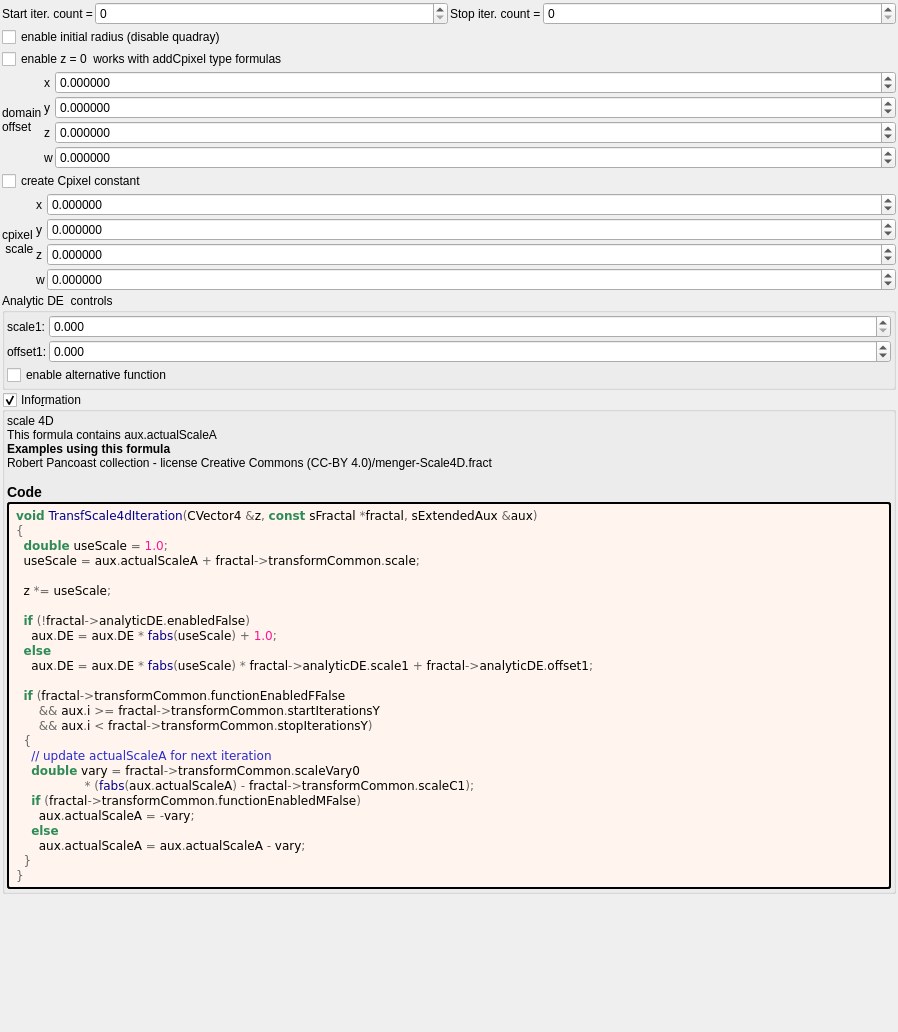
buddhi1980/mandelbulber2, file mandelbulber2/formula/ui/transf_initial4d.ui: the form before one commit.
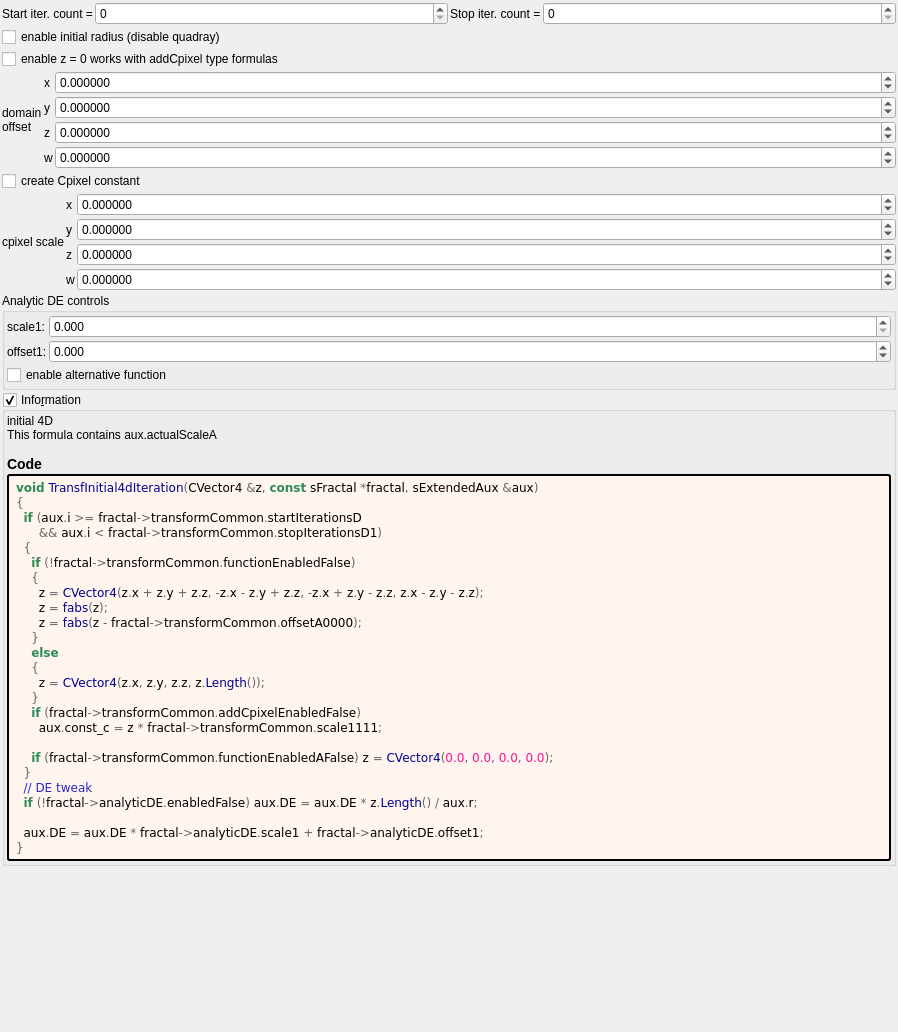
The form after the commit. Custom widgets are drawn as their Qt base class.

What changed in the file:
```diff
--- a/mandelbulber2/formula/ui/transf_initial4d.ui
+++ b/mandelbulber2/formula/ui/transf_initial4d.ui
@@ -98,7 +98,7 @@
    <item>
     <widget class="MyCheckBox" name="checkBox_transf_function_enabledA_false">
      <property name="text">
-      <string>enable z = 0  works with addCpixel type formulas</string>
+      <string>enable z = 0 works with addCpixel type formulas</string>
      </property>
     </widget>
    </item>
@@ -412,8 +412,7 @@
      <item row="1" column="0" rowspan="2">
       <widget class="QLabel" name="label_179">
        <property name="text">
-        <string>cpixel
- scale</string>
+        <string>cpixel scale</string>
        </property>
       </widget>
      </item>
@@ -422,7 +421,7 @@
    <item>
     <widget class="QGroupBox" name="groupBox_5">
      <property name="title">
-      <string>Analytic DE  controls</string>
+      <string>Analytic DE controls</string>
      </property>
      <layout class="QVBoxLayout" name="verticalLayout_8">
       <property name="leftMargin">
@@ -554,9 +553,9 @@
       <item>
        <widget class="QLabel" name="label_information_general">
         <property name="text">
-         <string notr="true">&lt;p&gt;scale 4D&lt;br&gt;This formula contains aux.actualScaleA&lt;/p&gt;&lt;table&gt;
+         <string notr="true">&lt;p&gt;initial 4D&lt;br&gt;This formula contains aux.actualScaleA&lt;/p&gt;&lt;table&gt;
 &lt;/table&gt;
-&lt;br&gt;&lt;b&gt;Examples using this formula&lt;/b&gt;&lt;br&gt;Robert Pancoast collection - license Creative Commons (CC-BY 4.0)/menger-Scale4D.fract&lt;h3&gt;Code&lt;/h3&gt;</string>
+&lt;h3&gt;Code&lt;/h3&gt;</string>
         </property>
         <property name="wordWrap">
          <bool>true</bool>
@@ -576,30 +575,30 @@
         </property>
         <property name="text">
          <string notr="true">&lt;body style=&quot;background-color:#fff5ee&quot;&gt;
-&lt;pre style=&quot;color:#000000; background-color:#fff5ee;  font-family:'Courier New',monospace;&quot;&gt;&lt;span style=&quot;color:#2e8b57; font-weight:bold&quot;&gt;void&lt;/span&gt; &lt;span style=&quot;color:#00008f&quot;&gt;TransfScale4dIteration&lt;/span&gt;&lt;span style=&quot;color:#676767&quot;&gt;(&lt;/span&gt;CVector4 &lt;span style=&quot;color:#676767&quot;&gt;&amp;amp;&lt;/span&gt;z&lt;span style=&quot;color:#676767&quot;&gt;,&lt;/span&gt; &lt;span style=&quot;color:#2e8b57; font-weight:bold&quot;&gt;const&lt;/span&gt; sFractal &lt;span style=&quot;color:#676767&quot;&gt;*&lt;/span&gt;fractal&lt;span style=&quot;color:#676767&quot;&gt;,&lt;/span&gt; sExtendedAux &lt;span style=&quot;color:#676767&quot;&gt;&amp;amp;&lt;/span&gt;aux&lt;span style=&quot;color:#676767&quot;&gt;)&lt;/span&gt;
+&lt;pre style=&quot;color:#000000; background-color:#fff5ee;  font-family:'Courier New',monospace;&quot;&gt;&lt;span style=&quot;color:#2e8b57; font-weight:bold&quot;&gt;void&lt;/span&gt; &lt;span style=&quot;color:#00008f&quot;&gt;TransfInitial4dIteration&lt;/span&gt;&lt;span style=&quot;color:#676767&quot;&gt;(&lt;/span&gt;CVector4 &lt;span style=&quot;color:#676767&quot;&gt;&amp;amp;&lt;/span&gt;z&lt;span style=&quot;color:#676767&quot;&gt;,&lt;/span&gt; &lt;span style=&quot;color:#2e8b57; font-weight:bold&quot;&gt;const&lt;/span&gt; sFractal &lt;span style=&quot;color:#676767&quot;&gt;*&lt;/span&gt;fractal&lt;span style=&quot;color:#676767&quot;&gt;,&lt;/span&gt; sExtendedAux &lt;span style=&quot;color:#676767&quot;&gt;&amp;amp;&lt;/span&gt;aux&lt;span style=&quot;color:#676767&quot;&gt;)&lt;/span&gt;
 &lt;span style=&quot;color:#676767&quot;&gt;{&lt;/span&gt;
-  &lt;span style=&quot;color:#2e8b57; font-weight:bold&quot;&gt;double&lt;/span&gt; useScale &lt;span style=&quot;color:#676767&quot;&gt;=&lt;/span&gt; &lt;span style=&quot;color:#ff1493&quot;&gt;1.0&lt;/span&gt;&lt;span style=&quot;color:#676767&quot;&gt;;&lt;/span&gt;
-  useScale &lt;span style=&quot;color:#676767&quot;&gt;=&lt;/span&gt; aux&lt;span style=&quot;color:#676767&quot;&gt;.&lt;/span&gt;actualScaleA &lt;span style=&quot;color:#676767&quot;&gt;+&lt;/span&gt; fractal&lt;span style=&quot;color:#676767&quot;&gt;-&amp;gt;&lt;/span&gt;transformCommon&lt;span style=&quot;color:#676767&quot;&gt;.&lt;/span&gt;scale&lt;span style=&quot;color:#676767&quot;&gt;;&lt;/span&gt;
-
-  z &lt;span style=&quot;color:#676767&quot;&gt;*=&lt;/span&gt; useScale&lt;span style=&quot;color:#676767&quot;&gt;;&lt;/span&gt;
-
-  &lt;span style=&quot;color:#2e8b57; font-weight:bold&quot;&gt;if&lt;/span&gt; &lt;span style=&quot;color:#676767&quot;&gt;(!&lt;/span&gt;fractal&lt;span style=&quot;color:#676767&quot;&gt;-&amp;gt;&lt;/span&gt;analyticDE&lt;span style=&quot;color:#676767&quot;&gt;.&lt;/span&gt;enabledFalse&lt;span style=&quot;color:#676767&quot;&gt;)&lt;/span&gt;
-    aux&lt;span style=&quot;color:#676767&quot;&gt;.&lt;/span&gt;DE &lt;span style=&quot;color:#676767&quot;&gt;=&lt;/span&gt; aux&lt;span style=&quot;color:#676767&quot;&gt;.&lt;/span&gt;DE &lt;span style=&quot;color:#676767&quot;&gt;*&lt;/span&gt; &lt;span style=&quot;color:#00008f&quot;&gt;fabs&lt;/span&gt;&lt;span style=&quot;color:#676767&quot;&gt;(&lt;/span&gt;useScale&lt;span style=&quot;color:#676767&quot;&gt;) +&lt;/span&gt; &lt;span style=&quot;color:#ff1493&quot;&gt;1.0&lt;/span&gt;&lt;span style=&quot;color:#676767&quot;&gt;;&lt;/span&gt;
-  &lt;span style=&quot;color:#2e8b57; font-weight:bold&quot;&gt;else&lt;/span&gt;
-    aux&lt;span style=&quot;color:#676767&quot;&gt;.&lt;/span&gt;DE &lt;span style=&quot;color:#676767&quot;&gt;=&lt;/span&gt; aux&lt;span style=&quot;color:#676767&quot;&gt;.&lt;/span&gt;DE &lt;span style=&quot;color:#676767&quot;&gt;*&lt;/span&gt; &lt;span style=&quot;color:#00008f&quot;&gt;fabs&lt;/span&gt;&lt;span style=&quot;color:#676767&quot;&gt;(&lt;/span&gt;useScale&lt;span style=&quot;color:#676767&quot;&gt;) *&lt;/span&gt; fractal&lt;span style=&quot;color:#676767&quot;&gt;-&amp;gt;&lt;/span&gt;analyticDE&lt;span style=&quot;color:#676767&quot;&gt;.&lt;/span&gt;scale1 &lt;span style=&quot;color:#676767&quot;&gt;+&lt;/span&gt; fractal&lt;span style=&quot;color:#676767&quot;&gt;-&amp;gt;&lt;/span&gt;analyticDE&lt;span style=&quot;color:#676767&quot;&gt;.&lt;/span&gt;offset1&lt;span style=&quot;color:#676767&quot;&gt;;&lt;/span&gt;
-
-  &lt;span style=&quot;color:#2e8b57; font-weight:bold&quot;&gt;if&lt;/span&gt; &lt;span style=&quot;color:#676767&quot;&gt;(&lt;/span&gt;fractal&lt;span style=&quot;color:#676767&quot;&gt;-&amp;gt;&lt;/span&gt;transformCommon&lt;span style=&quot;color:#676767&quot;&gt;.&lt;/span&gt;functionEnabledFFalse
-      &lt;span style=&quot;color:#676767&quot;&gt;&amp;amp;&amp;amp;&lt;/span&gt; aux&lt;span style=&quot;color:#676767&quot;&gt;.&lt;/span&gt;i &lt;span style=&quot;color:#676767&quot;&gt;&amp;gt;=&lt;/span&gt; fractal&lt;span style=&quot;color:#676767&quot;&gt;-&amp;gt;&lt;/span&gt;transformCommon&lt;span style=&quot;color:#676767&quot;&gt;.&lt;/span&gt;startIterationsY
-      &lt;span style=&quot;color:#676767&quot;&gt;&amp;amp;&amp;amp;&lt;/span&gt; aux&lt;span style=&quot;color:#676767&quot;&gt;.&lt;/span&gt;i &lt;span style=&quot;color:#676767&quot;&gt;&amp;lt;&lt;/span&gt; fractal&lt;span style=&quot;color:#676767&quot;&gt;-&amp;gt;&lt;/span&gt;transformCommon&lt;span style=&quot;color:#676767&quot;&gt;.&lt;/span&gt;stopIterationsY&lt;span style=&quot;color:#676767&quot;&gt;)&lt;/span&gt;
+  &lt;span style=&quot;color:#2e8b57; font-weight:bold&quot;&gt;if&lt;/span&gt; &lt;span style=&quot;color:#676767&quot;&gt;(&lt;/span&gt;aux&lt;span style=&quot;color:#676767&quot;&gt;.&lt;/span&gt;i &lt;span style=&quot;color:#676767&quot;&gt;&amp;gt;=&lt;/span&gt; fractal&lt;span style=&quot;color:#676767&quot;&gt;-&amp;gt;&lt;/span&gt;transformCommon&lt;span style=&quot;color:#676767&quot;&gt;.&lt;/span&gt;startIterationsD
+      &lt;span style=&quot;color:#676767&quot;&gt;&amp;amp;&amp;amp;&lt;/span&gt; aux&lt;span style=&quot;color:#676767&quot;&gt;.&lt;/span&gt;i &lt;span style=&quot;color:#676767&quot;&gt;&amp;lt;&lt;/span&gt; fractal&lt;span style=&quot;color:#676767&quot;&gt;-&amp;gt;&lt;/span&gt;transformCommon&lt;span style=&quot;color:#676767&quot;&gt;.&lt;/span&gt;stopIterationsD1&lt;span style=&quot;color:#676767&quot;&gt;)&lt;/span&gt;
   &lt;span style=&quot;color:#676767&quot;&gt;{&lt;/span&gt;
-    &lt;span style=&quot;color:#2929cc&quot;&gt;// update actualScaleA for next iteration&lt;/span&gt;
-    &lt;span style=&quot;color:#2e8b57; font-weight:bold&quot;&gt;double&lt;/span&gt; vary &lt;span style=&quot;color:#676767&quot;&gt;=&lt;/span&gt; fractal&lt;span style=&quot;color:#676767&quot;&gt;-&amp;gt;&lt;/span&gt;transformCommon&lt;span style=&quot;color:#676767&quot;&gt;.&lt;/span&gt;scaleVary0
-                  &lt;span style=&quot;color:#676767&quot;&gt;* (&lt;/span&gt;&lt;span style=&quot;color:#00008f&quot;&gt;fabs&lt;/span&gt;&lt;span style=&quot;color:#676767&quot;&gt;(&lt;/span&gt;aux&lt;span style=&quot;color:#676767&quot;&gt;.&lt;/span&gt;actualScaleA&lt;span style=&quot;color:#676767&quot;&gt;) -&lt;/span&gt; fractal&lt;span style=&quot;color:#676767&quot;&gt;-&amp;gt;&lt;/span&gt;transformCommon&lt;span style=&quot;color:#676767&quot;&gt;.&lt;/span&gt;scaleC1&lt;span style=&quot;color:#676767&quot;&gt;);&lt;/span&gt;
-    &lt;span style=&quot;color:#2e8b57; font-weight:bold&quot;&gt;if&lt;/span&gt; &lt;span style=&quot;color:#676767&quot;&gt;(&lt;/span&gt;fractal&lt;span style=&quot;color:#676767&quot;&gt;-&amp;gt;&lt;/span&gt;transformCommon&lt;span style=&quot;color:#676767&quot;&gt;.&lt;/span&gt;functionEnabledMFalse&lt;span style=&quot;color:#676767&quot;&gt;)&lt;/span&gt;
-      aux&lt;span style=&quot;color:#676767&quot;&gt;.&lt;/span&gt;actualScaleA &lt;span style=&quot;color:#676767&quot;&gt;= -&lt;/span&gt;vary&lt;span style=&quot;color:#676767&quot;&gt;;&lt;/span&gt;
+    &lt;span style=&quot;color:#2e8b57; font-weight:bold&quot;&gt;if&lt;/span&gt; &lt;span style=&quot;color:#676767&quot;&gt;(!&lt;/span&gt;fractal&lt;span style=&quot;color:#676767&quot;&gt;-&amp;gt;&lt;/span&gt;transformCommon&lt;span style=&quot;color:#676767&quot;&gt;.&lt;/span&gt;functionEnabledFalse&lt;span style=&quot;color:#676767&quot;&gt;)&lt;/span&gt;
+    &lt;span style=&quot;color:#676767&quot;&gt;{&lt;/span&gt;
+      z &lt;span style=&quot;color:#676767&quot;&gt;=&lt;/span&gt; &lt;span style=&quot;color:#00008f&quot;&gt;CVector4&lt;/span&gt;&lt;span style=&quot;color:#676767&quot;&gt;(&lt;/span&gt;z&lt;span style=&quot;color:#676767&quot;&gt;.&lt;/span&gt;x &lt;span style=&quot;color:#676767&quot;&gt;+&lt;/span&gt; z&lt;span style=&quot;color:#676767&quot;&gt;.&lt;/span&gt;y &lt;span style=&quot;color:#676767&quot;&gt;+&lt;/span&gt; z&lt;span style=&quot;color:#676767&quot;&gt;.&lt;/span&gt;z&lt;span style=&quot;color:#676767&quot;&gt;, -&lt;/span&gt;z&lt;span style=&quot;color:#676767&quot;&gt;.&lt;/span&gt;x &lt;span style=&quot;color:#676767&quot;&gt;-&lt;/span&gt; z&lt;span style=&quot;color:#676767&quot;&gt;.&lt;/span&gt;y &lt;span style=&quot;color:#676767&quot;&gt;+&lt;/span&gt; z&lt;span style=&quot;color:#676767&quot;&gt;.&lt;/span&gt;z&lt;span style=&quot;color:#676767&quot;&gt;, -&lt;/span&gt;z&lt;span style=&quot;color:#676767&quot;&gt;.&lt;/span&gt;x &lt;span style=&quot;color:#676767&quot;&gt;+&lt;/span&gt; z&lt;span style=&quot;color:#676767&quot;&gt;.&lt;/span&gt;y &lt;span style=&quot;color:#676767&quot;&gt;-&lt;/span&gt; z&lt;span style=&quot;color:#676767&quot;&gt;.&lt;/span&gt;z&lt;span style=&quot;color:#676767&quot;&gt;,&lt;/span&gt; z&lt;span style=&quot;color:#676767&quot;&gt;.&lt;/span&gt;x &lt;span style=&quot;color:#676767&quot;&gt;-&lt;/span&gt; z&lt;span style=&quot;color:#676767&quot;&gt;.&lt;/span&gt;y &lt;span style=&quot;color:#676767&quot;&gt;-&lt;/span&gt; z&lt;span style=&quot;color:#676767&quot;&gt;.&lt;/span&gt;z&lt;span style=&quot;color:#676767&quot;&gt;);&lt;/span&gt;
+      z &lt;span style=&quot;color:#676767&quot;&gt;=&lt;/span&gt; &lt;span style=&quot;color:#00008f&quot;&gt;fabs&lt;/span&gt;&lt;span style=&quot;color:#676767&quot;&gt;(&lt;/span&gt;z&lt;span style=&quot;color:#676767&quot;&gt;);&lt;/span&gt;
+      z &lt;span style=&quot;color:#676767&quot;&gt;=&lt;/span&gt; &lt;span style=&quot;color:#00008f&quot;&gt;fabs&lt;/span&gt;&lt;span style=&quot;color:#676767&quot;&gt;(&lt;/span&gt;z &lt;span style=&quot;color:#676767&quot;&gt;-&lt;/span&gt; fractal&lt;span style=&quot;color:#676767&quot;&gt;-&amp;gt;&lt;/span&gt;transformCommon&lt;span style=&quot;color:#676767&quot;&gt;.&lt;/span&gt;offsetA0000&lt;span style=&quot;color:#676767&quot;&gt;);&lt;/span&gt;
+    &lt;span style=&quot;color:#676767&quot;&gt;}&lt;/span&gt;
     &lt;span style=&quot;color:#2e8b57; font-weight:bold&quot;&gt;else&lt;/span&gt;
-      aux&lt;span style=&quot;color:#676767&quot;&gt;.&lt;/span&gt;actualScaleA &lt;span style=&quot;color:#676767&quot;&gt;=&lt;/span&gt; aux&lt;span style=&quot;color:#676767&quot;&gt;.&lt;/span&gt;actualScaleA &lt;span style=&quot;color:#676767&quot;&gt;-&lt;/span&gt; vary&lt;span style=&quot;color:#676767&quot;&gt;;&lt;/span&gt;
+    &lt;span style=&quot;color:#676767&quot;&gt;{&lt;/span&gt;
+      z &lt;span style=&quot;color:#676767&quot;&gt;=&lt;/span&gt; &lt;span style=&quot;color:#00008f&quot;&gt;CVector4&lt;/span&gt;&lt;span style=&quot;color:#676767&quot;&gt;(&lt;/span&gt;z&lt;span style=&quot;color:#676767&quot;&gt;.&lt;/span&gt;x&lt;span style=&quot;color:#676767&quot;&gt;,&lt;/span&gt; z&lt;span style=&quot;color:#676767&quot;&gt;.&lt;/span&gt;y&lt;span style=&quot;color:#676767&quot;&gt;,&lt;/span&gt; z&lt;span style=&quot;color:#676767&quot;&gt;.&lt;/span&gt;z&lt;span style=&quot;color:#676767&quot;&gt;,&lt;/span&gt; z&lt;span style=&quot;color:#676767&quot;&gt;.&lt;/span&gt;&lt;span style=&quot;color:#00008f&quot;&gt;Length&lt;/span&gt;&lt;span style=&quot;color:#676767&quot;&gt;());&lt;/span&gt;
+    &lt;span style=&quot;color:#676767&quot;&gt;}&lt;/span&gt;
+    &lt;span style=&quot;color:#2e8b57; font-weight:bold&quot;&gt;if&lt;/span&gt; &lt;span style=&quot;color:#676767&quot;&gt;(&lt;/span&gt;fractal&lt;span style=&quot;color:#676767&quot;&gt;-&amp;gt;&lt;/span&gt;transformCommon&lt;span style=&quot;color:#676767&quot;&gt;.&lt;/span&gt;addCpixelEnabledFalse&lt;span style=&quot;color:#676767&quot;&gt;)&lt;/span&gt;
+      aux&lt;span style=&quot;color:#676767&quot;&gt;.&lt;/span&gt;const_c &lt;span style=&quot;color:#676767&quot;&gt;=&lt;/span&gt; z &lt;span style=&quot;color:#676767&quot;&gt;*&lt;/span&gt; fractal&lt;span style=&quot;color:#676767&quot;&gt;-&amp;gt;&lt;/span&gt;transformCommon&lt;span style=&quot;color:#676767&quot;&gt;.&lt;/span&gt;scale1111&lt;span style=&quot;color:#676767&quot;&gt;;&lt;/span&gt;
+
+    &lt;span style=&quot;color:#2e8b57; font-weight:bold&quot;&gt;if&lt;/span&gt; &lt;span style=&quot;color:#676767&quot;&gt;(&lt;/span&gt;fractal&lt;span style=&quot;color:#676767&quot;&gt;-&amp;gt;&lt;/span&gt;transformCommon&lt;span style=&quot;color:#676767&quot;&gt;.&lt;/span&gt;functionEnabledAFalse&lt;span style=&quot;color:#676767&quot;&gt;)&lt;/span&gt; z &lt;span style=&quot;color:#676767&quot;&gt;=&lt;/span&gt; &lt;span style=&quot;color:#00008f&quot;&gt;CVector4&lt;/span&gt;&lt;span style=&quot;color:#676767&quot;&gt;(&lt;/span&gt;&lt;span style=&quot;color:#ff1493&quot;&gt;0.0&lt;/span&gt;&lt;span style=&quot;color:#676767&quot;&gt;,&lt;/span&gt; &lt;span style=&quot;color:#ff1493&quot;&gt;0.0&lt;/span&gt;&lt;span style=&quot;color:#676767&quot;&gt;,&lt;/span&gt; &lt;span style=&quot;color:#ff1493&quot;&gt;0.0&lt;/span&gt;&lt;span style=&quot;color:#676767&quot;&gt;,&lt;/span&gt; &lt;span style=&quot;color:#ff1493&quot;&gt;0.0&lt;/span&gt;&lt;span style=&quot;color:#676767&quot;&gt;);&lt;/span&gt;
   &lt;span style=&quot;color:#676767&quot;&gt;}&lt;/span&gt;
+  &lt;span style=&quot;color:#2929cc&quot;&gt;// DE tweak&lt;/span&gt;
+  &lt;span style=&quot;color:#2e8b57; font-weight:bold&quot;&gt;if&lt;/span&gt; &lt;span style=&quot;color:#676767&quot;&gt;(!&lt;/span&gt;fractal&lt;span style=&quot;color:#676767&quot;&gt;-&amp;gt;&lt;/span&gt;analyticDE&lt;span style=&quot;color:#676767&quot;&gt;.&lt;/span&gt;enabledFalse&lt;span style=&quot;color:#676767&quot;&gt;)&lt;/span&gt; aux&lt;span style=&quot;color:#676767&quot;&gt;.&lt;/span&gt;DE &lt;span style=&quot;color:#676767&quot;&gt;=&lt;/span&gt; aux&lt;span style=&quot;color:#676767&quot;&gt;.&lt;/span&gt;DE &lt;span style=&quot;color:#676767&quot;&gt;*&lt;/span&gt; z&lt;span style=&quot;color:#676767&quot;&gt;.&lt;/span&gt;&lt;span style=&quot;color:#00008f&quot;&gt;Length&lt;/span&gt;&lt;span style=&quot;color:#676767&quot;&gt;() /&lt;/span&gt; aux&lt;span style=&quot;color:#676767&quot;&gt;.&lt;/span&gt;r&lt;span style=&quot;color:#676767&quot;&gt;;&lt;/span&gt;
+
+  aux&lt;span style=&quot;color:#676767&quot;&gt;.&lt;/span&gt;DE &lt;span style=&quot;color:#676767&quot;&gt;=&lt;/span&gt; aux&lt;span style=&quot;color:#676767&quot;&gt;.&lt;/span&gt;DE &lt;span style=&quot;color:#676767&quot;&gt;*&lt;/span&gt; fractal&lt;span style=&quot;color:#676767&quot;&gt;-&amp;gt;&lt;/span&gt;analyticDE&lt;span style=&quot;color:#676767&quot;&gt;.&lt;/span&gt;scale1 &lt;span style=&quot;color:#676767&quot;&gt;+&lt;/span&gt; fractal&lt;span style=&quot;color:#676767&quot;&gt;-&amp;gt;&lt;/span&gt;analyticDE&lt;span style=&quot;color:#676767&quot;&gt;.&lt;/span&gt;offset1&lt;span style=&quot;color:#676767&quot;&gt;;&lt;/span&gt;
 &lt;span style=&quot;color:#676767&quot;&gt;}&lt;/span&gt;
 &lt;/pre&gt;
 &lt;/body&gt;</string>
```
Left out of the diff: 4 changed lines with no effect on the pictures.
